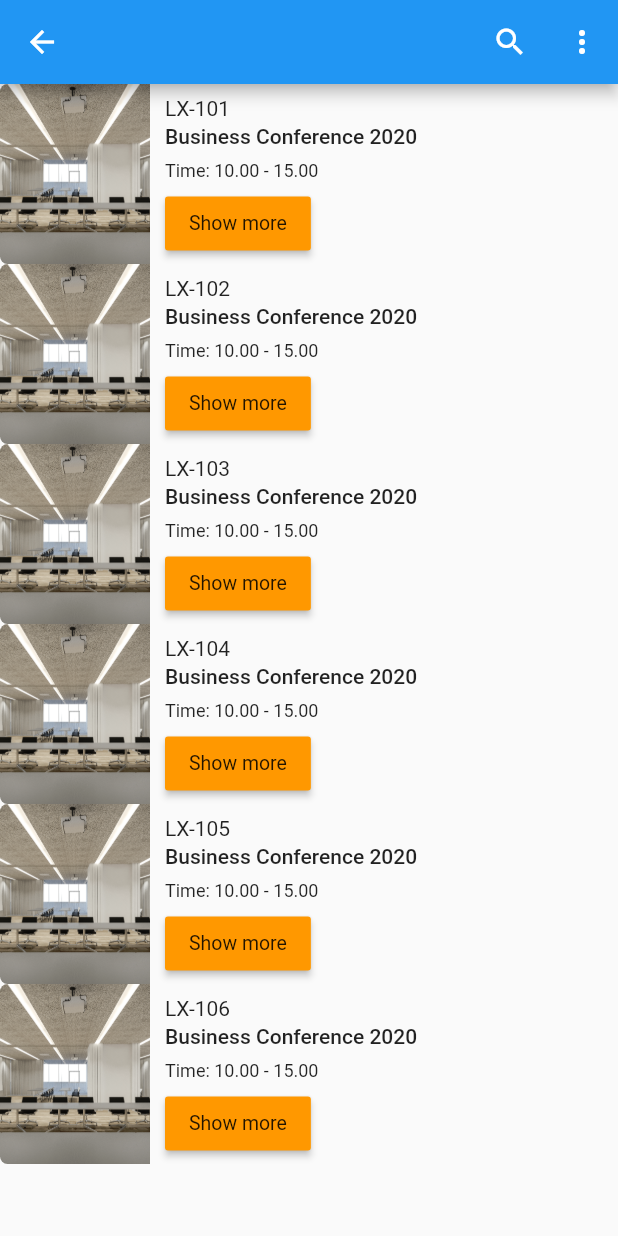
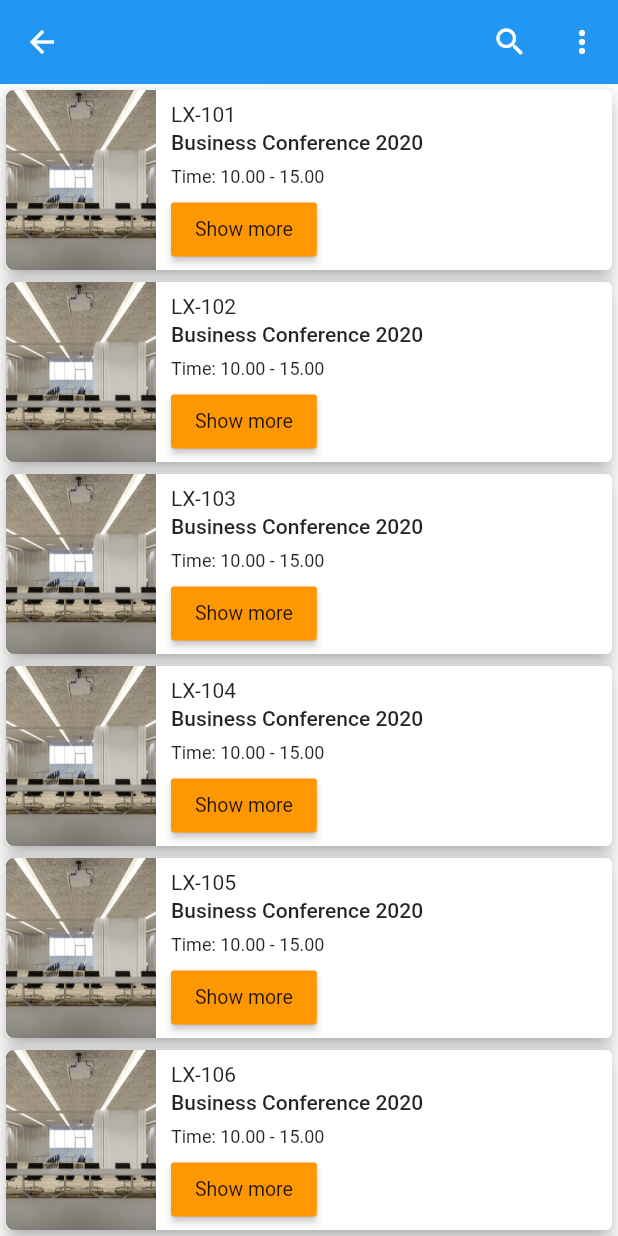
Before and after one commit to CS-DSI-project/lx-nav, a Flutter app: the Event screen opened directly with empty values, on a phone screen of 412 x 824 dp. Run offline on Flutter 3.47's test engine with Material 2 defaults, Android fonts, the phone set to English and light mode, and no system bars; our stand-ins replace carousel_slider, flutter_dotenv, google_maps_flutter, hexcolor, location, table_calendar; missing offline and left inert: flutter_polyline_points; accounts and stored records are empty.

Commit message:
[UPDATED] Final Event

```diff
--- a/lib/screens/event/event.dart
+++ b/lib/screens/event/event.dart
@@ -8,7 +8,8 @@ class Event extends StatelessWidget {
   @override
   Widget build(BuildContext context) {
     if (name.length > 22) {
-      return new Scaffold(body: NestedScrollView(
+      return new Scaffold(
+          body: NestedScrollView(
         headerSliverBuilder: (BuildContext context, bool innerBoxIsScrolled) {
           return <Widget>[
             SliverMultilineAppBar(
@@ -30,7 +31,10 @@ class Event extends StatelessWidget {
       ));
     } else {
       return new Scaffold(
-        appBar: AppBar(
+          body: NestedScrollView(
+        headerSliverBuilder: (BuildContext context, bool innerBoxIsScrolled) {
+          return <Widget>[
+            SliverAppBar(
               title: Text(name),
               actions: <Widget>[
                 IconButton(
@@ -42,9 +46,11 @@ class Event extends StatelessWidget {
                   icon: Icon(Icons.more_vert),
                 ),
               ],
-        ),
+            )
+          ];
+        },
         body: ListDetail(),
-      );
+      ));
     }
   }
 }
@@ -98,9 +104,12 @@ class ListItemWidget extends State<ListDetail> {
   Widget build(BuildContext context) {
     return Container(
         child: ListView.builder(
+            padding: EdgeInsets.all(0.0),
             itemCount: items.length,
             itemBuilder: (context, index) {
-              return Container(
+              return Card(
+                  elevation: 5,
+                  child: Container(
                     height: 120,
                     child: Row(
                       children: <Widget>[
@@ -131,8 +140,8 @@ class ListItemWidget extends State<ListDetail> {
                                     child: Text(
                                       "Business Conference 2020",
                                       textAlign: TextAlign.center,
-                                    style:
-                                        TextStyle(fontWeight: FontWeight.w500),
+                                      style: TextStyle(
+                                          fontWeight: FontWeight.w500),
                                     ),
                                   ),
                                 ),
@@ -178,7 +187,7 @@ class ListItemWidget extends State<ListDetail> {
                         )
                       ],
                     ),
-                );
+                  ));
             }));
   }
 
```
Lines whose indentation alone changed are shown as unchanged.
